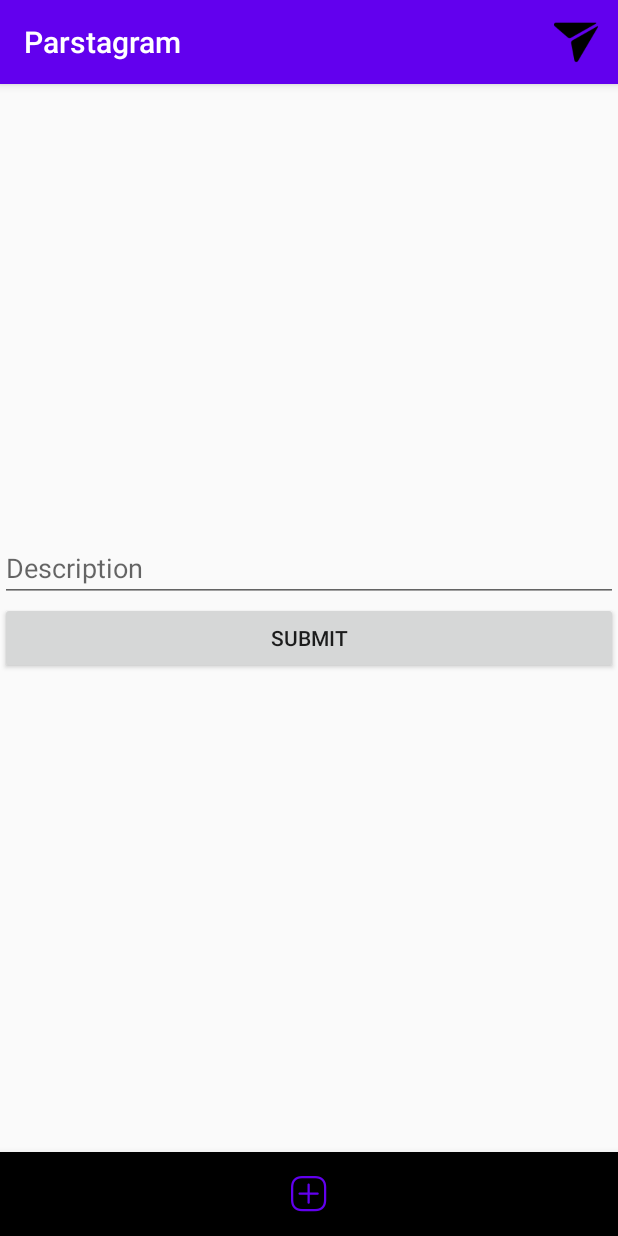
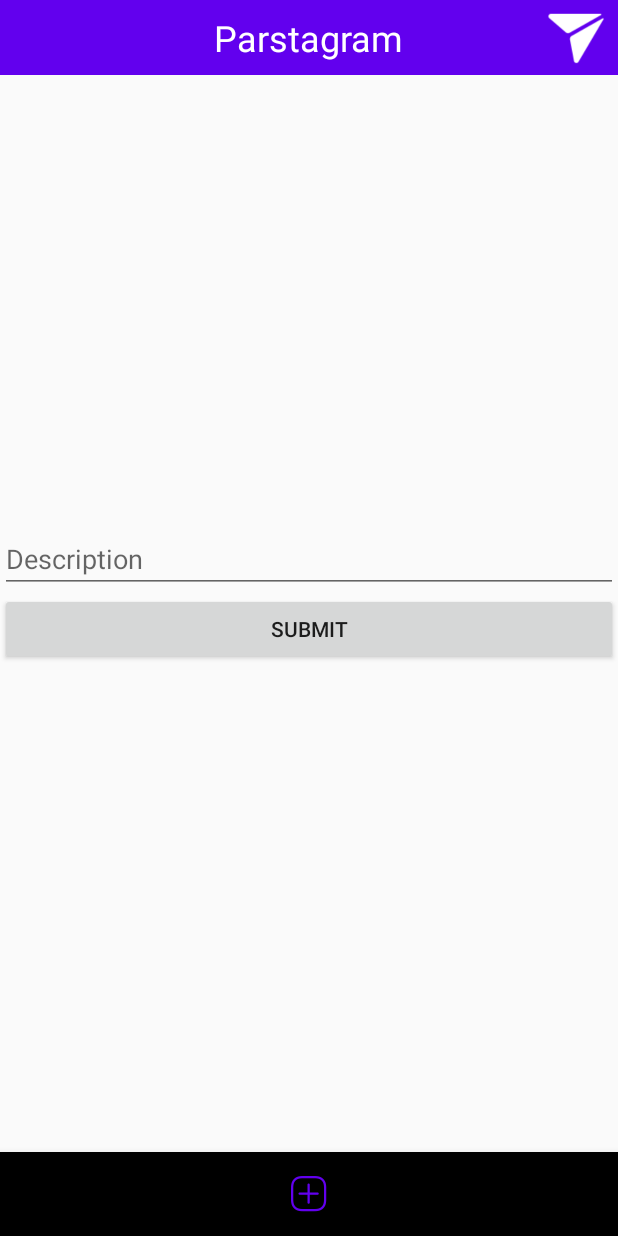
Before and after one commit to dannymota/Parstagram, an Android app: the MainActivity screen opened directly, with no data from a screen before it, item 2 of the bottom bar chosen, on a phone screen of 412 x 824 dp. Run offline under Robolectric (Android 15) with nearby library versions, the phone set to English and light mode, and no system bars; libraries missing offline, so code that uses them is left out: com.parse, org.parceler; pictures from the network do not load; 7 statements that could not run were skipped.

Commit message:
Add style, final features

```diff
--- a/app/src/main/java/com/example/parstagram/MainActivity.java
+++ b/app/src/main/java/com/example/parstagram/MainActivity.java
@@ -4,6 +4,9 @@ import android.content.Intent;
 import android.os.Bundle;
 import android.view.Menu;
 import android.view.MenuItem;
+import android.view.View;
+import android.widget.Button;
+import android.widget.ProgressBar;
 import android.widget.Toast;
 
 import androidx.annotation.NonNull;
@@ -20,6 +23,7 @@ import com.parse.ParseUser;
 public class MainActivity extends AppCompatActivity {
 
     public static final String TAG = "MainActivity";
+    public static ProgressBar pbProgressAction;
     public static BottomNavigationView bottomNavigationView;
 
     @Override
@@ -29,7 +33,7 @@ public class MainActivity extends AppCompatActivity {
 
         final FragmentManager fragmentManager = getSupportFragmentManager();
         bottomNavigationView = findViewById(R.id.bottomNavigation);
-
+        pbProgressAction = findViewById(R.id.pbProgressAction);
         bottomNavigationView.setOnNavigationItemSelectedListener(new BottomNavigationView.OnNavigationItemSelectedListener() {
             @Override
             public boolean onNavigationItemSelected(@NonNull MenuItem menuItem) {
@@ -56,19 +60,23 @@ public class MainActivity extends AppCompatActivity {
     @Override
     public boolean onOptionsItemSelected(@NonNull MenuItem item) {
         if (item.getItemId() == R.id.logout) {
-            ParseUser.logOut();
-            Intent intent = new Intent(this, LoginActivity.class);
-            startActivity(intent);
+
         }
         return super.onOptionsItemSelected(item);
     }
 
+    public void LogOut(View v){
+        ParseUser.logOut();
+        Intent intent = new Intent(this, LoginActivity.class);
+        startActivity(intent);
+    }
+
     public static void showProgressBar() {
-//        miActionProgressItem.setVisible(true);
+        pbProgressAction.setVisibility(View.VISIBLE);
     }
 
     public static void hideProgressBar() {
-//        miActionProgressItem.setVisible(false);
+        pbProgressAction.setVisibility(View.INVISIBLE);
     }
 
     @Override
--- a/app/src/main/java/com/example/parstagram/fragments/ComposeFragment.java
+++ b/app/src/main/java/com/example/parstagram/fragments/ComposeFragment.java
@@ -125,6 +125,7 @@ public class ComposeFragment extends Fragment {
     }
 
     private void savePost(String description, ParseUser currentUser, File photoFile) {
+        MainActivity.showProgressBar();
         Post post = new Post();
         post.setDescription(description);
         post.setImage(new ParseFile(photoFile));
@@ -141,8 +142,10 @@ public class ComposeFragment extends Fragment {
 //                etDescription.setText("");
 //                ivPostImage.setImageResource(0);
                 getMainActivity();
+                MainActivity.hideProgressBar();
             }
         });
+
     }
 
     public File getPhotoFileUri(String fileName) {
--- a/app/src/main/res/layout/activity_main.xml
+++ b/app/src/main/res/layout/activity_main.xml
@@ -7,11 +7,63 @@
     android:orientation="vertical"
     tools:context=".MainActivity">
 
+    <androidx.appcompat.widget.Toolbar
+        android:id="@+id/tbMain"
+        android:layout_width="match_parent"
+        android:layout_height="50dp"
+        android:background="#6200EE"
+        app:contentInsetStart="0dp">
+
+        <androidx.constraintlayout.widget.ConstraintLayout
+            android:layout_width="match_parent"
+            android:layout_height="match_parent">
+
+            <ProgressBar
+                android:id="@+id/pbProgressAction"
+                style="?android:attr/progressBarStyleLarge"
+                android:layout_width="wrap_content"
+                android:layout_height="wrap_content"
+                android:visibility="invisible"
+                app:layout_constraintBottom_toBottomOf="parent"
+                app:layout_constraintStart_toStartOf="parent"
+                app:layout_constraintTop_toTopOf="parent" />
+
+            <TextView
+                android:id="@+id/tvToolbarTitle"
+                android:layout_width="wrap_content"
+                android:layout_height="wrap_content"
+                android:text="Parstagram"
+                android:textColor="#FFFFFF"
+                android:textSize="24sp"
+                app:layout_constraintBottom_toBottomOf="parent"
+                app:layout_constraintEnd_toEndOf="parent"
+                app:layout_constraintStart_toStartOf="@+id/pbProgressAction"
+                app:layout_constraintTop_toTopOf="parent"></TextView>
+
+            <Button
+                android:id="@+id/btnLogOut"
+                android:layout_width="40dp"
+                android:layout_height="40dp"
+                android:layout_marginEnd="8dp"
+                android:background="@drawable/nav_inbox_paper_plane"
+                android:backgroundTint="#FFFFFF"
+                android:onClick="LogOut"
+                app:layout_constraintBottom_toBottomOf="parent"
+                app:layout_constraintEnd_toEndOf="parent"
+                app:layout_constraintTop_toTopOf="parent">
+
+            </Button>
+        </androidx.constraintlayout.widget.ConstraintLayout>
+
+    </androidx.appcompat.widget.Toolbar>
+
     <FrameLayout
+        android:id="@+id/flContainer"
         android:layout_width="match_parent"
         android:layout_height="match_parent"
-        android:id="@+id/flContainer"
-        android:layout_above="@id/bottomNavigation"></FrameLayout>
+        android:layout_above="@id/bottomNavigation"
+        android:layout_below="@+id/tbMain"
+        android:layout_marginTop="0dp"></FrameLayout>
 
     <com.google.android.material.bottomnavigation.BottomNavigationView
         android:id="@+id/bottomNavigation"
--- a/app/src/main/res/values/styles.xml
+++ b/app/src/main/res/values/styles.xml
@@ -1,6 +1,6 @@
 <resources>
     <!-- Base application theme. -->
-    <style name="AppTheme" parent="Theme.AppCompat.Light.DarkActionBar">
+    <style name="AppTheme" parent="Theme.AppCompat.DayNight.NoActionBar">
         <!-- Customize your theme here. -->
         <item name="colorPrimary">@color/colorPrimary</item>
         <item name="colorPrimaryDark">@color/colorPrimaryDark</item>
```
Also changed, not shown: app/src/main/java/com/example/parstagram/CommentsAdapter.java (added, +68 -0 lines), app/src/main/java/com/example/parstagram/PostDetailsActivity.java (+35 -0 lines), app/src/main/java/com/example/parstagram/PostsAdapter.java (+32 -0 lines), app/src/main/res/layout/activity_login.xml (+27 -8 lines), app/src/main/res/layout/item_comment.xml (added, +16 -0 lines), app/src/main/res/layout/item_post.xml (+6 -4 lines), 1 other file.
